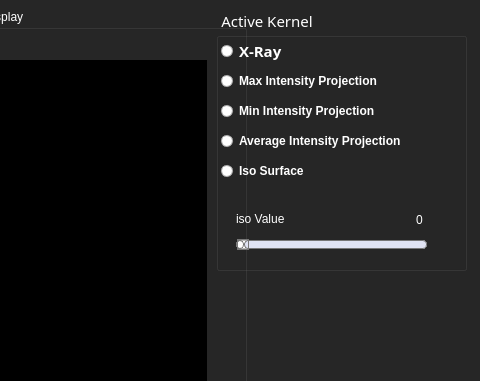
The window that src/apps/release/RenderingWindow_Gui.ui (EslamAdel/OpenCLParallelRendering) describes before a commit, drawn with Qt 5; both pictures show x 604 to 1084 and y 0 to 381 of the 1084 by 694 pixel window.
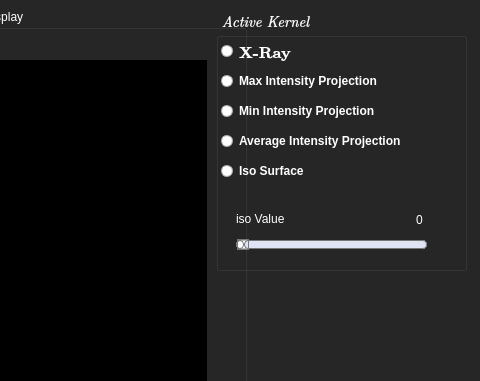
The same window after the commit. Custom widgets are drawn as their Qt base class.

What changed in the file:
```diff
--- a/src/apps/release/RenderingWindow_Gui.ui
+++ b/src/apps/release/RenderingWindow_Gui.ui
@@ -2510,10 +2510,10 @@
     </property>
     <property name="font">
      <font>
-      <family>Ubuntu Condensed</family>
+      <family>Latin Modern Roman</family>
       <pointsize>11</pointsize>
       <weight>50</weight>
-      <italic>false</italic>
+      <italic>true</italic>
       <bold>false</bold>
      </font>
     </property>
@@ -2584,10 +2584,10 @@
      </property>
      <property name="font">
       <font>
-       <family>Ubuntu Condensed</family>
+       <family>Latin Modern Roman</family>
        <pointsize>11</pointsize>
        <weight>50</weight>
-       <italic>false</italic>
+       <italic>true</italic>
        <bold>false</bold>
       </font>
      </property>
```
Left out of the diff: 2 changed lines with no effect on the pictures.
